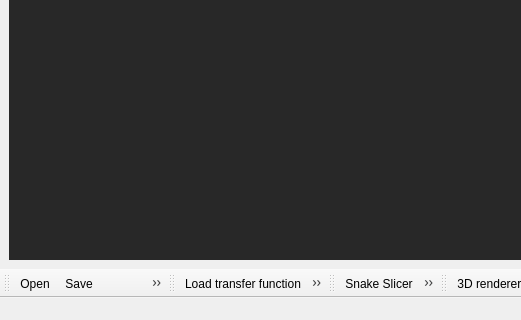
Above: libs/gui/Mainwindow.ui from 3dct/open_iA before the change; both pictures show x 0 to 521 and y 280 to 600 of the 800 by 600 pixel window. Below: the same form after it.
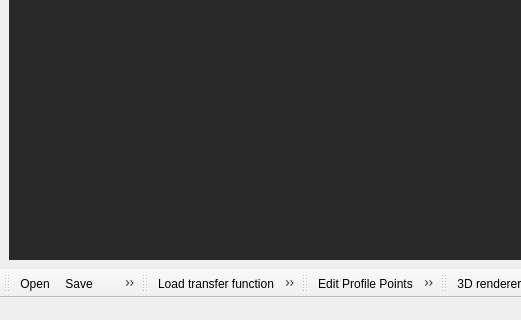
That is the form after the change. Icons and pictures are not drawn.

Commit message: gui: Move profile widget edit points to toolbar/menu

Diff of the .ui file:
```diff
--- a/libs/gui/Mainwindow.ui
+++ b/libs/gui/Mainwindow.ui
@@ -291,10 +291,11 @@
    <attribute name="toolBarBreak">
     <bool>false</bool>
    </attribute>
-   <addaction name="actionSnakeSlicer"/>
+   <addaction name="actionEditProfilePoints" />
    <addaction name="actionRawProfile"/>
    <addaction name="actionMagicLens2D"/>
    <addaction name="actionMagicLens3D"/>
+   <addaction name="actionSnakeSlicer"/>
    <addaction name="separator"/>
    <addaction name="actionInteractionModeCamera"/>
    <addaction name="actionInteractionModeRegistration"/>
@@ -1114,6 +1115,18 @@
     <string>Open Log on New Message</string>
    </property>
   </action>
+  <action name="actionEditProfilePoints">
+   <property name="checkable">
+    <bool>true</bool>
+   </property>
+   <property name="icon">
+    <iconset resource="gui.qrc">
+     <normaloff>:/images/profile-edit.png</normaloff>:/images/profile-edit.png</iconset>
+   </property>
+   <property name="text">
+    <string>Edit Profile Points</string>
+   </property>
+  </action>
  </widget>
  <resources>
   <include location="gui.qrc"/>
```
Left out of the diff: 3 changed lines with no effect on the pictures. The commit also changes 13 other files.
